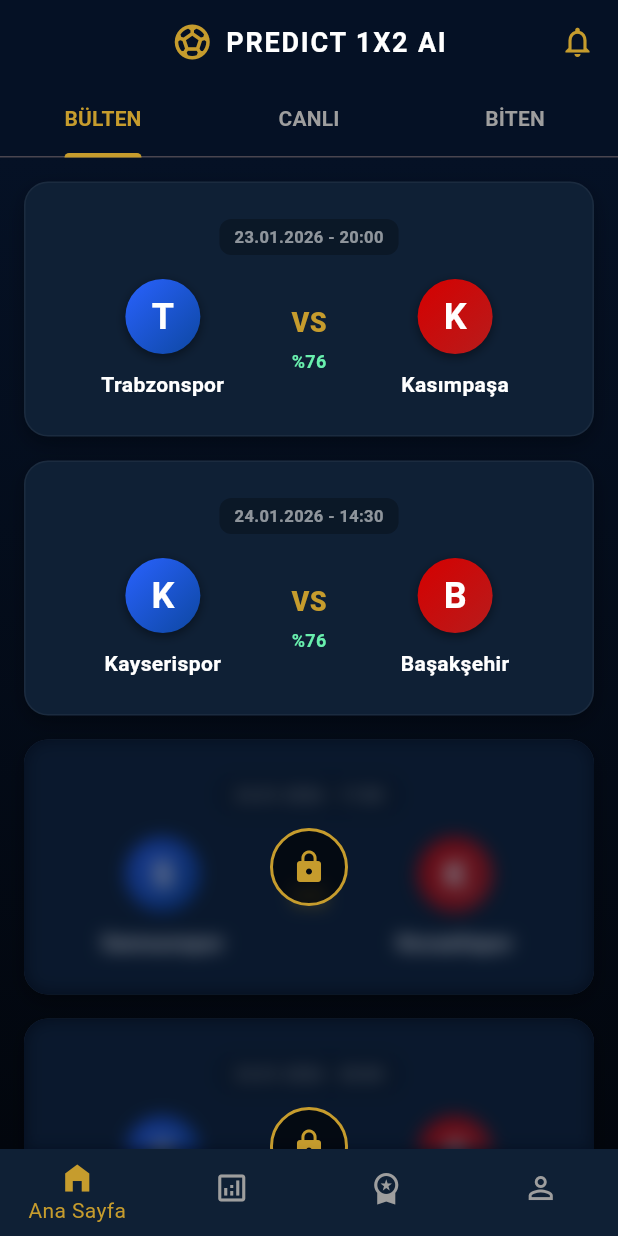
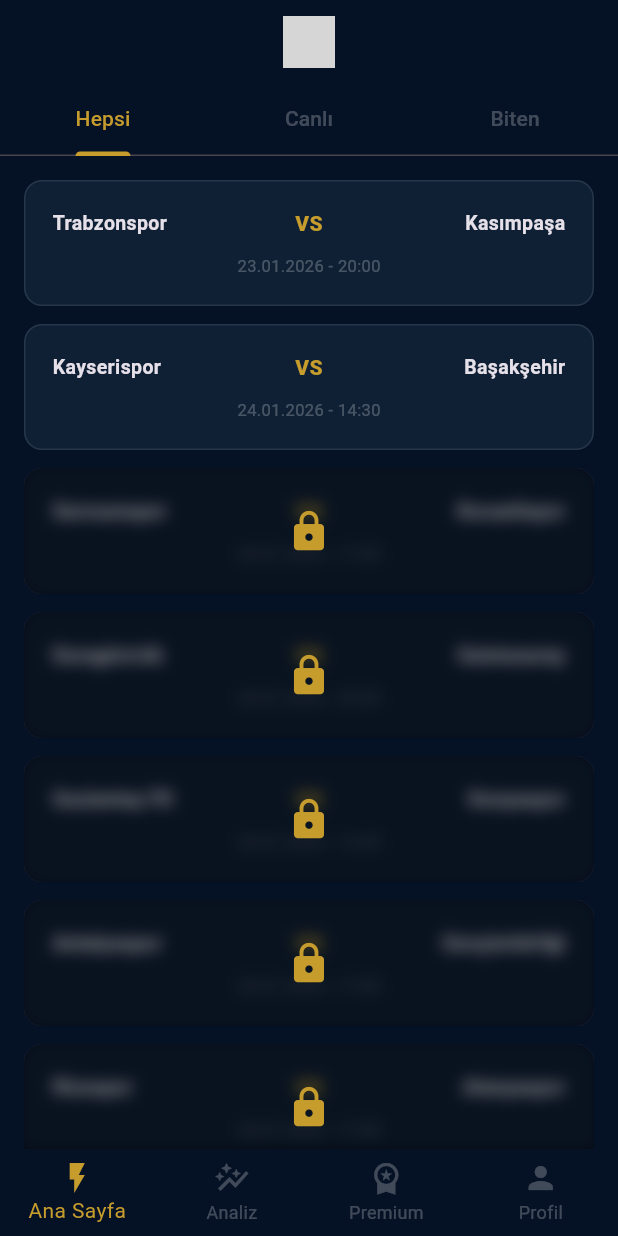
Before and after one commit to v-s-p/1X2-AI-app, a Flutter app: the screen it shows after launch, on a phone screen of 412 x 824 dp. Run offline on Flutter 3.47's test engine with Material 3 defaults, Android fonts, the phone set to English and light mode, and no system bars; grey boxes are pictures that could not be loaded.

Commit message:
Update main.dart

```diff
--- a/lib/main.dart
+++ b/lib/main.dart
@@ -1,4 +1,4 @@
-import 'dart:ui'; // Blur efekti için şart
+import 'dart:ui';
 import 'package:flutter/material.dart';
 
 void main() {
@@ -10,24 +10,21 @@
 
   @override
   Widget build(BuildContext context) {
-    const brandNavy = Color(0xFF051125); // Derin Lacivert
-    const goldPrimary = Color(0xFFC69C2D); // Altın
-
     return MaterialApp(
       debugShowCheckedModeBanner: false,
       title: 'Predict 1X2 AI',
       theme: ThemeData(
         brightness: Brightness.dark,
-        scaffoldBackgroundColor: brandNavy,
-        primaryColor: goldPrimary,
-        fontFamily: 'Roboto',
-        useMaterial3: true,
+        scaffoldBackgroundColor: const Color(0xFF051125),
+        primaryColor: const Color(0xFFC69C2D),
+        cardColor: const Color(0xFF0F2035),
       ),
       home: const MainShell(),
     );
   }
 }
 
+// --- ANA NAVİGASYON MERKEZİ ---
 class MainShell extends StatefulWidget {
   const MainShell({super.key});
   @override
@@ -35,170 +32,130 @@
 }
 
 class _MainShellState extends State<MainShell> {
-  int _currentIndex = 0;
-  bool isPremium = false; // Test: FALSE (Kilitli maçları gör)
+  int _selectedIndex = 0;
+
+  // Sayfaları burada tanımlıyoruz
+  final List<Widget> _pages = [
+    const HomePage(),        // Maç Listesi ve Tablar
+    const PredictionsPage(), // Banko ve Sihirli Kupon
+    const PremiumPage(),     // Satış Ekranı
+    const ProfilePage(),     // Kullanıcı Ayarları
+  ];
+
+  @override
+  Widget build(BuildContext context) {
+    return Scaffold(
+      body: IndexedStack( // Sayfa durumlarını korumak için IndexedStack
+        index: _selectedIndex,
+        children: _pages,
+      ),
+      bottomNavigationBar: BottomNavigationBar(
+        currentIndex: _selectedIndex,
+        onTap: (index) => setState(() => _selectedIndex = index),
+        type: BottomNavigationBarType.fixed,
+        backgroundColor: const Color(0xFF051125),
+        selectedItemColor: const Color(0xFFC69C2D),
+        unselectedItemColor: Colors.white24,
+        items: const [
+          BottomNavigationBarItem(icon: Icon(Icons.flash_on), label: 'Ana Sayfa'),
+          BottomNavigationBarItem(icon: Icon(Icons.auto_graph), label: 'Analiz'),
+          BottomNavigationBarItem(icon: Icon(Icons.workspace_premium), label: 'Premium'),
+          BottomNavigationBarItem(icon: Icon(Icons.person), label: 'Profil'),
+        ],
+      ),
+    );
+  }
+}
+
+// ==========================================
+// 1. ANA SAYFA (MAÇ LİSTESİ VE TABLAR)
+// ==========================================
+class HomePage extends StatelessWidget {
+  const HomePage({super.key});
 
   @override
   Widget build(BuildContext context) {
     return DefaultTabController(
       length: 3,
       child: Scaffold(
-        // APP BAR TASARIMI
         appBar: AppBar(
           backgroundColor: const Color(0xFF051125),
           elevation: 0,
-          title: Row(
-            mainAxisSize: MainAxisSize.min,
-            children: [
-               // Logo yoksa hata vermesin diye Icon koydum, varsa Image.asset kullan
-               const Icon(Icons.sports_soccer, color: Color(0xFFC69C2D), size: 28),
-               const SizedBox(width: 8),
-               Text("PREDICT 1X2 AI", style: TextStyle(color: Colors.white, fontWeight: FontWeight.bold, fontSize: 18, letterSpacing: 1.2)),
-            ],
-          ),
+          title: Image.asset('assets/logo.png', height: 35),
           centerTitle: true,
-          actions: const [
-            Icon(Icons.notifications_none, color: Color(0xFFC69C2D)),
-            SizedBox(width: 15),
-          ],
-          bottom: TabBar(
-            indicatorColor: const Color(0xFFC69C2D),
-            labelColor: const Color(0xFFC69C2D),
-            unselectedLabelColor: Colors.grey,
-            indicatorWeight: 3,
-            labelStyle: const TextStyle(fontWeight: FontWeight.bold),
-            tabs: const [
-              Tab(text: "BÜLTEN"),
-              Tab(text: "CANLI"),
-              Tab(text: "BİTEN"),
-            ],
+          bottom: const TabBar(
+            indicatorColor: Color(0xFFC69C2D),
+            labelColor: Color(0xFFC69C2D),
+            unselectedLabelColor: Colors.white24,
+            tabs: [Tab(text: "Hepsi"), Tab(text: "Canlı"), Tab(text: "Biten")],
           ),
         ),
-
-        // GÖVDE
-        body: Container(
-          decoration: const BoxDecoration(
-            gradient: LinearGradient(
-              begin: Alignment.topCenter,
-              end: Alignment.bottomCenter,
-              colors: [Color(0xFF051125), Color(0xFF02060D)], // Hafif geçiş
-            )
-          ),
-          child: TabBarView(
-            children: [
-              _buildHepsiTab(),
-              _buildCanliTab(),
-              _buildBitenTab(),
-            ],
-          ),
-        ),
-
-        // ALT MENÜ
-        bottomNavigationBar: BottomNavigationBar(
-          currentIndex: _currentIndex,
-          onTap: (index) => setState(() => _currentIndex = index),
-          type: BottomNavigationBarType.fixed,
-          backgroundColor: const Color(0xFF0F2035),
-          selectedItemColor: const Color(0xFFC69C2D),
-          unselectedItemColor: Colors.grey,
-          showUnselectedLabels: false,
-          items: const [
-            BottomNavigationBarItem(icon: Icon(Icons.home_filled), label: 'Ana Sayfa'),
-            BottomNavigationBarItem(icon: Icon(Icons.analytics_outlined), label: 'Analiz'),
-            BottomNavigationBarItem(icon: Icon(Icons.workspace_premium), label: 'Premium'),
-            BottomNavigationBarItem(icon: Icon(Icons.person_outline), label: 'Profil'),
+        body: TabBarView(
+          children: [
+            _buildMatchList(context),
+            _buildEmptyCanli(),
+            const Center(child: Text("Biten maç kaydı yok.")),
           ],
         ),
       ),
     );
   }
 
-  // --- HEPSİ SEKİMESİ (FREEMIUM LİSTE) ---
-  Widget _buildHepsiTab() {
-    final matches = DemoData.excelMatches;
+  Widget _buildMatchList(BuildContext context) {
     return ListView.builder(
       padding: const EdgeInsets.all(16),
-      itemCount: matches.length,
+      itemCount: DemoData.excelMatches.length,
       itemBuilder: (context, index) {
-        // İLK 2 MAÇ AÇIK, GERİSİ KİLİTLİ
-        bool isLocked = index >= 2 && !isPremium;
-
+        bool isLocked = index >= 2; // İlk 2 maç açık, kalanlar kilitli
         return GestureDetector(
           onTap: () => isLocked ? _showPremiumSheet(context) : null,
           child: Padding(
-            padding: const EdgeInsets.only(bottom: 16),
-            child: MatchCardElite(match: matches[index], isLocked: isLocked),
+            padding: const EdgeInsets.only(bottom: 12),
+            child: MatchCardElite(match: DemoData.excelMatches[index], isLocked: isLocked),
           ),
         );
       },
     );
   }
 
-  // --- CANLI SEKİMESİ ---
-  Widget _buildCanliTab() {
+  Widget _buildEmptyCanli() {
     return Center(
       child: Column(
         mainAxisAlignment: MainAxisAlignment.center,
         children: [
-          Icon(Icons.stadium, size: 80, color: Colors.white.withOpacity(0.05)),
-          const SizedBox(height: 20),
-          const Text(
-            "Sahalar Sessiz...",
-            style: TextStyle(fontSize: 22, fontWeight: FontWeight.bold, color: Color(0xFFC69C2D)),
-          ),
-          const SizedBox(height: 8),
-          const Text(
-            "Şu an oynanan maç yok.\nFırtına birazdan kopacak!",
-            textAlign: TextAlign.center,
-            style: TextStyle(color: Colors.white38),
-          ),
+          Icon(Icons.stadium_rounded, size: 80, color: Colors.white.withOpacity(0.05)),
+          const SizedBox(height: 15),
+          const Text("Şu an çimler sessiz...", style: TextStyle(fontSize: 18, color: Color(0xFFC69C2D), fontWeight: FontWeight.bold)),
+          const Text("Ama fırtına yaklaşıyor!", style: TextStyle(color: Colors.white24)),
         ],
       ),
     );
   }
 
-  Widget _buildBitenTab() {
-    return const Center(child: Text("Biten maç bulunamadı.", style: TextStyle(color: Colors.white54)));
-  }
-
-  // --- PREMIUM BOTTOM SHEET (AÇILIR PENCERE) ---
   void _showPremiumSheet(BuildContext context) {
     showModalBottomSheet(
       context: context,
       backgroundColor: const Color(0xFF0F2035),
-      shape: const RoundedRectangleBorder(borderRadius: BorderRadius.vertical(top: Radius.circular(25))),
-      builder: (context) => Container(
-        padding: const EdgeInsets.all(32),
-        height: 400,
+      shape: const RoundedRectangleBorder(borderRadius: BorderRadius.vertical(top: Radius.circular(20))),
+      builder: (context) => Padding(
+        padding: const EdgeInsets.all(30),
         child: Column(
+          mainAxisSize: MainAxisSize.min,
           children: [
-            Container(width: 50, height: 5, decoration: BoxDecoration(color: Colors.white10, borderRadius: BorderRadius.circular(10))),
+            const Icon(Icons.lock_open_rounded, color: Color(0xFFC69C2D), size: 50),
+            const SizedBox(height: 20),
+            const Text("Premium ile Tüm Kapıları Aç!", style: TextStyle(fontSize: 20, fontWeight: FontWeight.bold)),
+            const SizedBox(height: 10),
+            const Text("Haftalık 15 maçın tamamını ve AI güven skorlarını görmek için hemen yükselt.", textAlign: TextAlign.center, style: TextStyle(color: Colors.white60)),
             const SizedBox(height: 30),
-            const Icon(Icons.lock_open_rounded, color: Color(0xFFC69C2D), size: 60),
-            const SizedBox(height: 20),
-            const Text("Analizin Kilidini Aç", style: TextStyle(fontSize: 24, fontWeight: FontWeight.bold, color: Colors.white)),
-            const SizedBox(height: 12),
-            const Text(
-              "Bu maçın yapay zeka tahminini, güven skorunu ve risk analizini görmek için Premium'a geç.",
-              textAlign: TextAlign.center,
-              style: TextStyle(color: Colors.white60, height: 1.5),
+            SizedBox(
+              width: double.infinity, height: 50,
+              child: ElevatedButton(
+                style: ElevatedButton.styleFrom(backgroundColor: const Color(0xFFC69C2D), foregroundColor: Colors.black),
+                onPressed: () => Navigator.pop(context),
+                child: const Text("PAKETLERİ GÖR"),
+              ),
             ),
-            const Spacer(),
-            SizedBox(
-              width: double.infinity,
-              height: 55,
-              child: ElevatedButton(
-                style: ElevatedButton.styleFrom(
-                  backgroundColor: const Color(0xFFC69C2D),
-                  foregroundColor: Colors.black,
-                  elevation: 10,
-                  shadowColor: const Color(0xFFC69C2D).withOpacity(0.4),
-                  shape: RoundedRectangleBorder(borderRadius: BorderRadius.circular(16))
-                ),
-                onPressed: () => Navigator.pop(context),
-                child: const Text("HEMEN YÜKSELT", style: TextStyle(fontWeight: FontWeight.w900, fontSize: 16)),
-              ),
-            )
           ],
         ),
       ),
@@ -206,88 +163,218 @@
   }
 }
 
-// --- ELITE MAÇ KARTI (GÖRSEL DÜZELTİLDİ) ---
+// ==========================================
+// 2. TAHMİN / ANALİZ SAYFASI
+// ==========================================
+class PredictionsPage extends StatelessWidget {
+  const PredictionsPage({super.key});
+
+  @override
+  Widget build(BuildContext context) {
+    return SingleChildScrollView(
+      padding: const EdgeInsets.all(20),
+      child: Column(
+        crossAxisAlignment: CrossAxisAlignment.start,
+        children: [
+          const SizedBox(height: 20),
+          const Text("Analiz Merkezi", style: TextStyle(fontSize: 26, fontWeight: FontWeight.bold)),
+          const SizedBox(height: 20),
+          // HAFTANIN BANKOSU
+          Container(
+            width: double.infinity,
+            padding: const EdgeInsets.all(20),
+            decoration: BoxDecoration(
+              gradient: const LinearGradient(colors: [Color(0xFFC69C2D), Color(0xFF8E6E1A)]),
+              borderRadius: BorderRadius.circular(15),
+            ),
+            child: const Column(
+              children: [
+                Text("HAFTANIN BANKOSU", style: TextStyle(color: Colors.black, fontWeight: FontWeight.w900, letterSpacing: 2)),
+                SizedBox(height: 15),
+                Text("Fenerbahçe - Göztepe", style: TextStyle(color: Colors.white, fontSize: 22, fontWeight: FontWeight.bold)),
+                Text("Tahmin: 1 (Güven: %94)", style: TextStyle(color: Colors.black87, fontWeight: FontWeight.w600)),
+              ],
+            ),
+          ),
+          const SizedBox(height: 30),
+          // SİHİRLİ KUPON BUTONU
+          SizedBox(
+            width: double.infinity, height: 65,
+            child: OutlinedButton.icon(
+              style: OutlinedButton.styleFrom(
+                side: const BorderSide(color: Color(0xFFC69C2D), width: 2),
+                shape: RoundedRectangleBorder(borderRadius: BorderRadius.circular(15)),
+              ),
+              icon: const Icon(Icons.auto_fix_high_rounded, color: Color(0xFFC69C2D)),
+              label: const Text("YAPAY ZEKA KUPON OLUŞTUR", style: TextStyle(color: Colors.white, fontWeight: FontWeight.bold)),
+              onPressed: () {},
+            ),
+          ),
+          const SizedBox(height: 40),
+          // SON KAZANANLAR TICKER (Simüle edilmiş)
+          const Text("SON KAZANANLAR", style: TextStyle(fontSize: 12, color: Colors.white38, letterSpacing: 1)),
+          const SizedBox(height: 10),
+          Container(
+            height: 40,
+            color: Colors.white.withOpacity(0.02),
+            child: ListView(
+              scrollDirection: Axis.horizontal,
+              children: const [
+                Center(child: Text("  🏆 Kullanıcı k***n 12.450₺ Kazandı!  •  🏆 Kullanıcı m***t 4.200₺ Kazandı!  •  🏆 AI Kuponu %100 Başarı!  ", style: TextStyle(color: Color(0xFFC69C2D)))),
+              ],
+            ),
+          ),
+        ],
+      ),
+    );
+  }
+}
+
+// ==========================================
+// 3. PREMIUM SAYFASI (STOREFRONT)
+// ==========================================
+class PremiumPage extends StatelessWidget {
+  const PremiumPage({super.key});
+
+  @override
+  Widget build(BuildContext context) {
+    return Center(
+      child: SingleChildScrollView(
+        padding: const EdgeInsets.all(20),
+        child: Column(
+          children: [
+            const Icon(Icons.stars_rounded, color: Color(0xFFC69C2D), size: 70),
+            const SizedBox(height: 10),
+            const Text("Elite Üyeliğe Geç", style: TextStyle(fontSize: 24, fontWeight: FontWeight.bold)),
+            const SizedBox(height: 30),
+            // HAFTALIK PAKET
+            _buildPriceCard("Haftalık Paket", "59₺", "Hızlı Başlangıç", false),
+            const SizedBox(height: 15),
+            // AYLIK PAKET (EN POPÜLER)
+            _buildPriceCard("Aylık Paket", "199₺", "En Popüler", true),
+            const SizedBox(height: 40),
+            // NEDEN PREMIUM?
+            const Align(alignment: Alignment.centerLeft, child: Text("Neden Premium?", style: TextStyle(fontWeight: FontWeight.bold))),
+            const SizedBox(height: 15),
+            _buildBenefit("15 Maçın tamamına AI erişimi"),
+            _buildBenefit("Yüksek güvenli 'Banko' maçlar"),
+            _buildBenefit("Reklamsız tertemiz deneyim"),
+          ],
+        ),
+      ),
+    );
+  }
+
+  Widget _buildPriceCard(String title, String price, String badge, bool isPopular) {
+    return Container(
+      padding: const EdgeInsets.all(20),
+      decoration: BoxDecoration(
+        color: const Color(0xFF0F2035),
+        borderRadius: BorderRadius.circular(15),
+        border: Border.all(color: isPopular ? const Color(0xFFC69C2D) : Colors.white10, width: isPopular ? 2 : 1),
+      ),
+      child: Row(
+        mainAxisAlignment: MainAxisAlignment.spaceBetween,
+        children: [
+          Column(
+            crossAxisAlignment: CrossAxisAlignment.start,
+            children: [
+              Text(title, style: const TextStyle(fontWeight: FontWeight.bold, fontSize: 18)),
+              Text(badge, style: TextStyle(color: isPopular ? const Color(0xFFC69C2D) : Colors.white38, fontSize: 12)),
+            ],
+          ),
+          Text(price, style: const TextStyle(fontSize: 22, fontWeight: FontWeight.bold, color: Color(0xFFC69C2D))),
+        ],
+      ),
+    );
+  }
+
+  Widget _buildBenefit(String text) {
+    return Padding(
+      padding: const EdgeInsets.only(bottom: 8),
+      child: Row(children: [const Icon(Icons.check_circle, color: Color(0xFFC69C2D), size: 18), const SizedBox(width: 10), Text(text)]),
+    );
+  }
+}
+
+// ==========================================
+// 4. PROFİL SAYFASI
+// ==========================================
+class ProfilePage extends StatelessWidget {
+  const ProfilePage({super.key});
+
+  @override
+  Widget build(BuildContext context) {
+    return SingleChildScrollView(
+      padding: const EdgeInsets.all(30),
+      child: Column(
+        children: [
+          const SizedBox(height: 40),
+          const CircleAvatar(radius: 50, backgroundColor: Color(0xFF0F2035), child: Icon(Icons.person, size: 60, color: Color(0xFFC69C2D))),
+          const SizedBox(height: 15),
+          const Text("Mert Yılmaz", style: TextStyle(fontSize: 22, fontWeight: FontWeight.bold)),
+          const SizedBox(height: 8),
+          Container(
+            padding: const EdgeInsets.symmetric(horizontal: 12, vertical: 4),
+            decoration: BoxDecoration(color: Colors.white.withOpacity(0.05), borderRadius: BorderRadius.circular(20)),
+            child: const Text("Üyelik Durumu: FREE", style: TextStyle(color: Colors.white54, fontSize: 12)),
+          ),
+          const SizedBox(height: 40),
+          _buildProfileTile(Icons.notifications_outlined, "Bildirimler"),
+          _buildProfileTile(Icons.support_agent_rounded, "Destek Al"),
+          _buildProfileTile(Icons.logout_rounded, "Çıkış Yap", isRed: true),
+        ],
+      ),
+    );
+  }
+
+  Widget _buildProfileTile(IconData icon, String title, {bool isRed = false}) {
+    return ListTile(
+      leading: Icon(icon, color: isRed ? Colors.redAccent : const Color(0xFFC69C2D)),
+      title: Text(title, style: TextStyle(color: isRed ? Colors.redAccent : Colors.white)),
+      trailing: const Icon(Icons.chevron_right_rounded, color: Colors.white10),
+      onTap: () {},
+    );
+  }
+}
+
+// --- YARDIMCI BİLEŞENLER (MAÇ KARTI) ---
 class MatchCardElite extends StatelessWidget {
   final Map<String, String> match;
   final bool isLocked;
-
   const MatchCardElite({super.key, required this.match, required this.isLocked});
 
   @override
   Widget build(BuildContext context) {
     return Stack(
       children: [
-        // 1. KARTIN KENDİSİ
         Container(
-          padding: const EdgeInsets.symmetric(vertical: 24, horizontal: 16),
-          decoration: BoxDecoration(
-            color: const Color(0xFF0F2035), // Kart Rengi
-            borderRadius: BorderRadius.circular(16),
-            border: Border.all(color: Colors.white.withOpacity(0.05)),
-            boxShadow: [
-              BoxShadow(color: Colors.black.withOpacity(0.3), blurRadius: 10, offset: const Offset(0, 5))
-            ]
-          ),
+          padding: const EdgeInsets.all(18),
+          decoration: BoxDecoration(color: const Color(0xFF0F2035), borderRadius: BorderRadius.circular(12), border: Border.all(color: Colors.white10)),
           child: Column(
             children: [
-              // LİG / TARİH BİLGİSİ
-              Container(
-                padding: const EdgeInsets.symmetric(horizontal: 10, vertical: 4),
-                decoration: BoxDecoration(color: Colors.black26, borderRadius: BorderRadius.circular(8)),
-                child: Text(match['date']!, style: const TextStyle(fontSize: 11, color: Colors.white54, fontWeight: FontWeight.bold)),
-              ),
-              const SizedBox(height: 16),
-
-              // TAKIMLAR VE SKOR ALANI
               Row(
                 mainAxisAlignment: MainAxisAlignment.spaceBetween,
                 children: [
-                  // EV SAHİBİ
-                  Expanded(child: _buildTeamItem(match['home']!, true)),
-
-                  // VS / SKOR ALANI
-                  Padding(
-                    padding: const EdgeInsets.symmetric(horizontal: 10),
-                    child: Column(
-                      children: [
-                         const Text("VS", style: TextStyle(color: Color(0xFFC69C2D), fontWeight: FontWeight.w900, fontSize: 18)),
-                         if(!isLocked) // Sadece kilit açıkken oran gösterelim
-                            const Padding(
-                              padding: EdgeInsets.only(top: 4),
-                              child: Text("%76", style: TextStyle(color: Colors.greenAccent, fontSize: 12, fontWeight: FontWeight.bold)),
-                            )
-                      ],
-                    ),
-                  ),
-
-                  // DEPLASMAN
-                  Expanded(child: _buildTeamItem(match['away']!, false)),
+                  Expanded(child: Text(match['home']!, style: const TextStyle(fontWeight: FontWeight.bold, fontSize: 13))),
+                  const Text("VS", style: TextStyle(color: Color(0xFFC69C2D), fontWeight: FontWeight.w900)),
+                  Expanded(child: Text(match['away']!, textAlign: TextAlign.end, style: const TextStyle(fontWeight: FontWeight.bold, fontSize: 13))),
                 ],
               ),
+              const SizedBox(height: 10),
+              Text(match['date']!, style: const TextStyle(fontSize: 11, color: Colors.white24)),
             ],
           ),
         ),
-
-        // 2. KİLİT VE BLUR KATMANI (Buzlu Cam)
         if (isLocked)
           Positioned.fill(
             child: ClipRRect(
-              borderRadius: BorderRadius.circular(16),
+              borderRadius: BorderRadius.circular(12),
               child: BackdropFilter(
-                filter: ImageFilter.blur(sigmaX: 6.0, sigmaY: 6.0), // Bulanıklık şiddeti
+                filter: ImageFilter.blur(sigmaX: 5, sigmaY: 5),
                 child: Container(
-                  color: const Color(0xFF051125).withOpacity(0.5), // Yarı saydam lacivert perde
-                  child: Center(
-                    child: Container(
-                      padding: const EdgeInsets.all(12),
-                      decoration: BoxDecoration(
-                        shape: BoxShape.circle,
-                        color: Colors.black.withOpacity(0.6),
-                        border: Border.all(color: const Color(0xFFC69C2D), width: 2)
-                      ),
-                      child: const Icon(Icons.lock, color: Color(0xFFC69C2D), size: 24),
-                    ),
-                  ),
+                  color: Colors.black.withOpacity(0.4),
+                  child: const Center(child: Icon(Icons.lock_rounded, color: Color(0xFFC69C2D), size: 30)),
                 ),
               ),
             ),
@@ -295,39 +382,9 @@
       ],
     );
   }
-
-  // Takım İsim + Avatar Oluşturucu
-  Widget _buildTeamItem(String name, bool isHome) {
-    return Column(
-      children: [
-        // Daire içinde takımın baş harfi (Logo yerine geçici çözüm)
-        Container(
-          width: 50, height: 50,
-          decoration: BoxDecoration(
-            shape: BoxShape.circle,
-            gradient: LinearGradient(
-              colors: isHome
-                ? [Colors.blueAccent.shade700, Colors.blue.shade900]
-                : [Colors.redAccent.shade700, Colors.red.shade900],
-              begin: Alignment.topLeft, end: Alignment.bottomRight
-            ),
-            boxShadow: [BoxShadow(color: Colors.black45, blurRadius: 5, offset: Offset(0,2))]
-          ),
-          child: Center(child: Text(name[0], style: const TextStyle(fontSize: 24, fontWeight: FontWeight.bold, color: Colors.white))),
-        ),
-        const SizedBox(height: 10),
-        Text(
-          name,
-          textAlign: TextAlign.center,
-          maxLines: 2,
-          style: const TextStyle(fontWeight: FontWeight.bold, fontSize: 14, color: Colors.white)
-        ),
-      ],
-    );
-  }
 }
 
-// --- DUMMY DATA (HATA VERMEMESİ İÇİN AYNI VERİ) ---
+// --- VERİ ---
 class DemoData {
   static const List<Map<String, String>> excelMatches = [
     {"home": "Trabzonspor", "away": "Kasımpaşa", "date": "23.01.2026 - 20:00"},
@@ -335,7 +392,15 @@
     {"home": "Samsunspor", "away": "Kocaelispor", "date": "24.01.2026 - 17:00"},
     {"home": "Karagümrük", "away": "Galatasaray", "date": "24.01.2026 - 20:00"},
     {"home": "Gaziantep FK", "away": "Konyaspor", "date": "25.01.2026 - 14:30"},
+    {"home": "Antalyaspor", "away": "Gençlerbirliği", "date": "25.01.2026 - 17:00"},
+    {"home": "Rizespor", "away": "Alanyaspor", "date": "25.01.2026 - 17:00"},
     {"home": "Fenerbahçe", "away": "Göztepe", "date": "25.01.2026 - 20:00"},
+    {"home": "Eyüpspor", "away": "Beşiktaş", "date": "26.01.2026 - 20:00"},
+    {"home": "Union Berlin", "away": "Dortmund", "date": "24.01.2026 - 20:30"},
+    {"home": "Marsilya", "away": "Lens", "date": "24.01.2026 - 23:05"},
+    {"home": "Arsenal", "away": "Man. United", "date": "25.01.2026 - 19:30"},
+    {"home": "Villarreal", "away": "Real Madrid", "date": "24.01.2026 - 23:00"},
     {"home": "Juventus", "away": "Napoli", "date": "25.01.2026 - 20:00"},
+    {"home": "Roma", "away": "AC Milan", "date": "25.01.2026 - 22:45"},
   ];
 }
```
